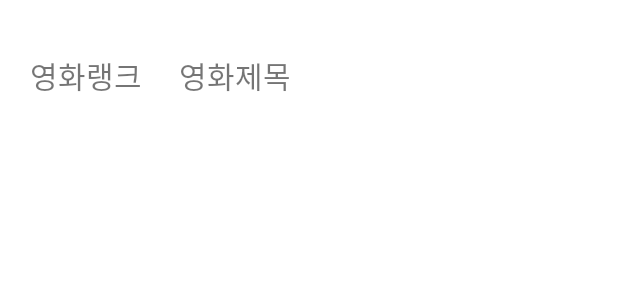
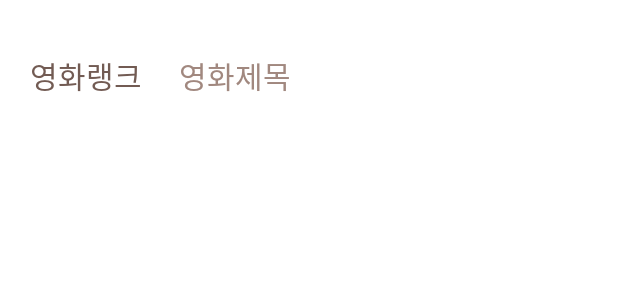
Before and after one commit to Jaehi/R_Practice, an Android app: the layout item_recycler_main.xml on its own in the app's theme, with its tools: preview values and no code run, on a phone screen of 412 x 824 dp. Shown: the top 300 px of the screen. Run offline under Robolectric (Android 15) with nearby library versions, the phone set to English and light mode, and no system bars.

Commit message:
Layout 2

```diff
--- a/app/src/main/res/layout/activity_main.xml
+++ b/app/src/main/res/layout/activity_main.xml
@@ -4,7 +4,8 @@
     xmlns:tools="http://schemas.android.com/tools"
     android:layout_width="match_parent"
     android:layout_height="match_parent"
-    tools:context=".MainActivity">
+    tools:context=".MainActivity"
+    android:background="@color/base">
 
     <androidx.constraintlayout.widget.Guideline
         android:id="@+id/guideline"
--- a/app/src/main/res/layout/item_recycler_main.xml
+++ b/app/src/main/res/layout/item_recycler_main.xml
@@ -14,6 +14,8 @@
         android:text="영화랭크 "
         android:textSize="20sp"
         android:layout_marginStart="20dp"
+        android:fontFamily="bold"
+        android:textColor="@color/highlight"
         />
 
     <TextView
@@ -26,6 +28,8 @@
         android:text="영화제목"
         android:textSize="20sp"
         android:layout_marginStart="20dp"
+        android:fontFamily="@font/regular"
+        android:textColor="@color/second"
         />
 
 
--- a/app/src/main/res/values-night/themes.xml
+++ b/app/src/main/res/values-night/themes.xml
@@ -2,7 +2,7 @@
     <!-- Base application theme. -->
     <style name="Theme.R_practice" parent="Theme.MaterialComponents.DayNight.DarkActionBar">
         <!-- Primary brand color. -->
-        <item name="colorPrimary">@color/purple_200</item>
+        <item name="colorPrimary">@color/highlight</item>
         <item name="colorPrimaryVariant">@color/purple_700</item>
         <item name="colorOnPrimary">@color/black</item>
         <!-- Secondary brand color. -->
--- a/app/src/main/res/values/colors.xml
+++ b/app/src/main/res/values/colors.xml
@@ -3,8 +3,11 @@
     <color name="purple_200">#FFBB86FC</color>
     <color name="purple_500">#FF6200EE</color>
     <color name="purple_700">#FF3700B3</color>
-    <color name="teal_200">#FF03DAC5</color>
+    <color name="teal_200">#725b53</color>
     <color name="teal_700">#FF018786</color>
     <color name="black">#FF000000</color>
     <color name="white">#FFFFFFFF</color>
+    <color name="base">#d3b8ae</color>
+    <color name="highlight">#725b53</color>
+    <color name="second">#a1887f</color>
 </resources>
--- a/app/src/main/res/values/themes.xml
+++ b/app/src/main/res/values/themes.xml
@@ -2,7 +2,7 @@
     <!-- Base application theme. -->
     <style name="Theme.R_practice" parent="Theme.MaterialComponents.DayNight.DarkActionBar">
         <!-- Primary brand color. -->
-        <item name="colorPrimary">@color/purple_500</item>
+        <item name="colorPrimary">@color/highlight</item>
         <item name="colorPrimaryVariant">@color/purple_700</item>
         <item name="colorOnPrimary">@color/white</item>
         <!-- Secondary brand color. -->
```
